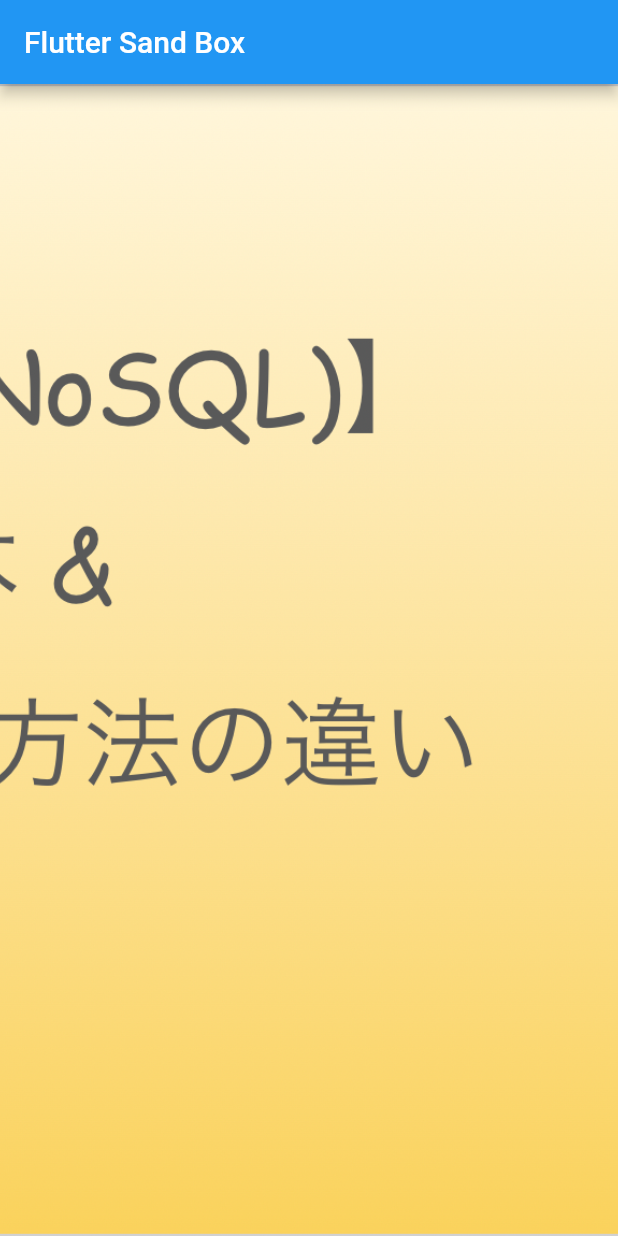
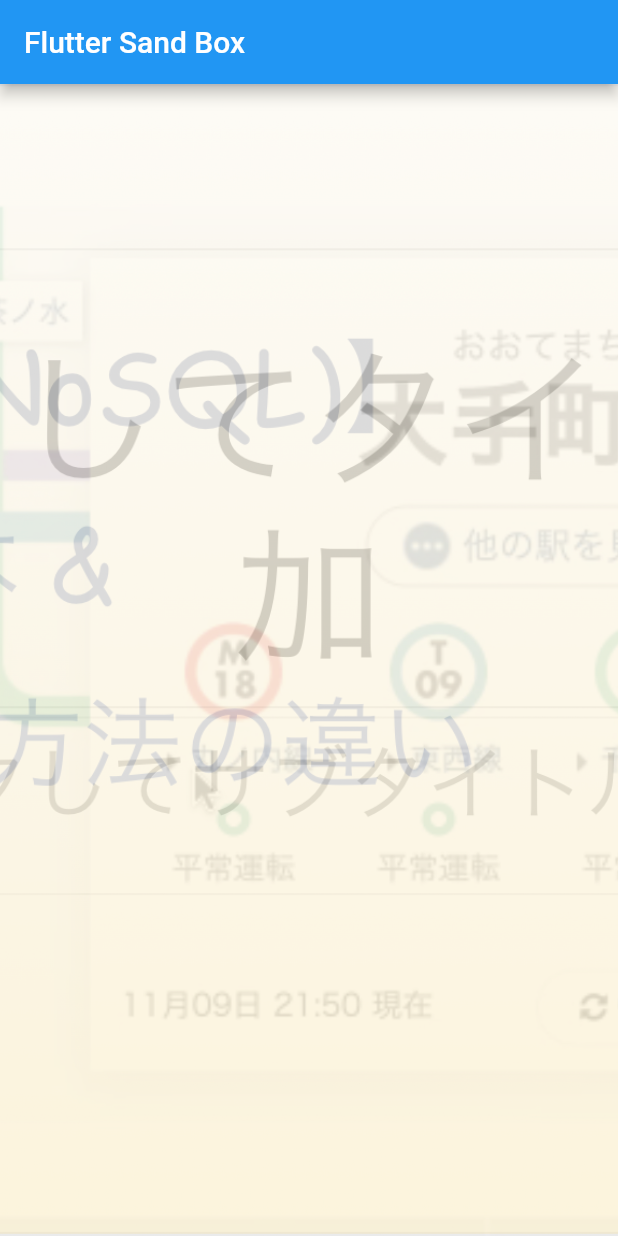
Before and after one commit to nozomi-koborinai/flutter-sandbox, a Flutter app: the first screen one second after launch, on a phone screen of 412 x 824 dp. Run offline on Flutter 3.47's test engine with Material 2 defaults, Android fonts, the phone set to English and light mode, and no system bars; our stand-ins replace firebase_core; accounts and stored records are empty.

Commit message:
feat: 🎸 画像を少しずつ透明にするようにしてみる

```diff
--- a/lib/samples/stack/stack_item.dart
+++ b/lib/samples/stack/stack_item.dart
@@ -23,15 +23,30 @@
   // = 一枚後ろの画像が現れることになる
   bool _visible = true;
 
-  late Timer timer;
+  // 画像の透明度を保持する値
+  double _opacity = 1.0;
+
+  late Timer visibleTimer;
+  late Timer opacityTimer;
 
   @override
   void initState() {
     super.initState();
 
-    timer = Timer(Duration(milliseconds: widget.visibleMilliseconds), () {
+    // 画像が非表示になるまでの時間を設定
+    visibleTimer =
+        Timer(Duration(milliseconds: widget.visibleMilliseconds), () {
       setState(() {
         _visible = false;
+      });
+    });
+
+    // 画像が透明になり始めるまでの時間を設定
+    // ここを調整するといい感じになる？
+    opacityTimer = Timer(
+        Duration(milliseconds: widget.visibleMilliseconds * 0.7.toInt()), () {
+      setState(() {
+        _opacity = 0.0;
       });
     });
   }
@@ -39,13 +54,18 @@
   @override
   void dispose() {
     super.dispose();
-    timer.cancel();
+    // timerを破棄
+    visibleTimer.cancel();
+    opacityTimer.cancel();
   }
 
   @override
   Widget build(BuildContext context) {
     return Visibility(
       visible: _visible,
+      child: AnimatedOpacity(
+        duration: const Duration(milliseconds: 1000), // 不透明 -> 透明にどれくらいの時間をかけるか
+        opacity: _opacity,
         child: Container(
           decoration: BoxDecoration(
               image: DecorationImage(
@@ -53,6 +73,7 @@
             fit: BoxFit.cover,
           )),
         ),
+      ),
     );
   }
 }
```
Lines whose indentation alone changed are shown as unchanged.
